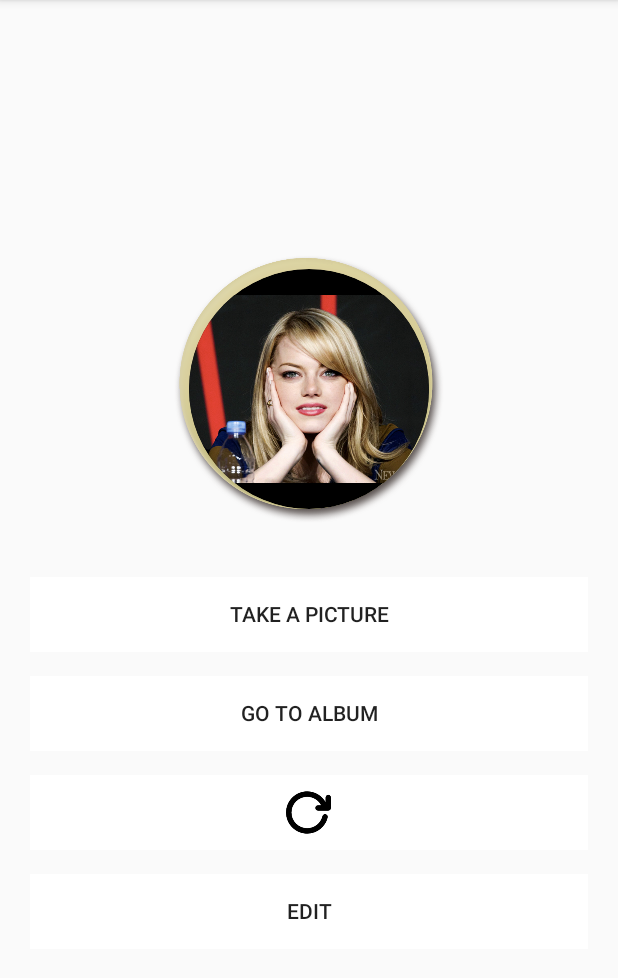
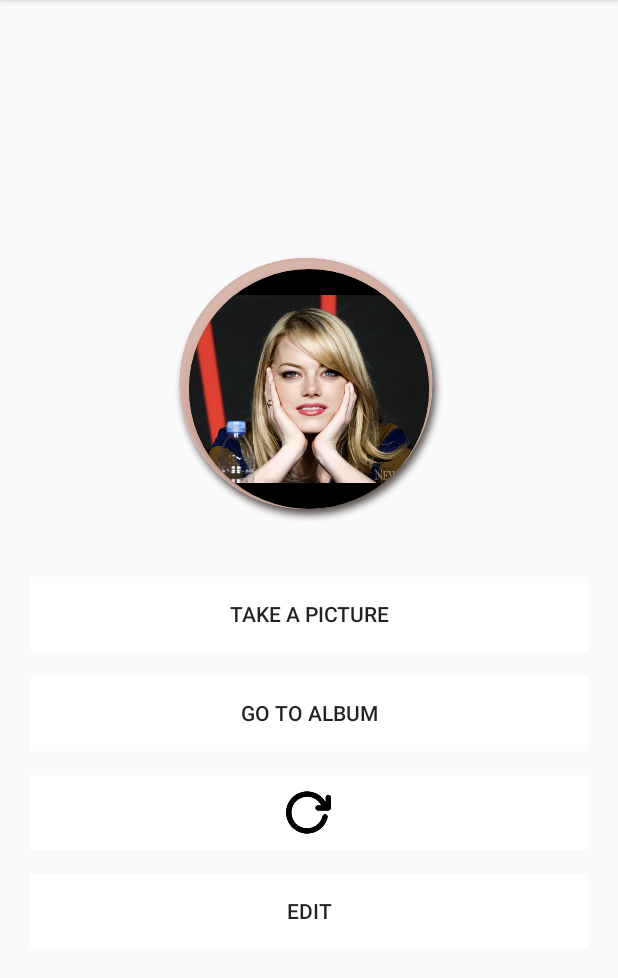
Before and after one commit to 1hanhb/Racing3, an Android app: the EditActivity screen opened directly, with no data from a screen before it, on a phone screen of 412 x 824 dp, the part 84-1062 px from its top. Run offline under Robolectric (Android 15) with nearby library versions, the phone set to English and light mode, and no system bars; pictures from the network do not load; 1 statement that could not run was skipped.

Commit message:
바보 똥 멍청이 효병이 2017.04.07 프로필 사진 완료 + 로딩화면 추가 2017.04.08 이미지 겹치기 추가 2017.04.09 트위터 라인 인스타 공유 추가 2017.04.10 로그인, 회원가입 기능 추가 + 점수측정 기능 추가 2017.04.11 인텐트 완료 + 테두리 이미지 추가

```diff
--- a/app/src/main/java/com/example/munak/comptest/EditActivity.java
+++ b/app/src/main/java/com/example/munak/comptest/EditActivity.java
@@ -100,7 +100,6 @@ public class EditActivity extends AppCompatActivity {
         Intent LoginToMainIntent = getIntent();
         email = LoginToMainIntent.getStringExtra("keyEmail");
 
-/*
         createDatabase(DBNAME);
         String sql = "select * from " + PLAYERTABLE;
         Cursor cursor = db.rawQuery(sql, null);
@@ -118,7 +117,7 @@ public class EditActivity extends AppCompatActivity {
             }
         }
 
-        editProfileEdge = (ImageView) findViewById(R.id.profileEdge);
+        editProfileEdge = (ImageView) findViewById(R.id.editProfileEdge);
 
         int integerMmr = Integer.valueOf(mmr);
 
@@ -140,7 +139,6 @@ public class EditActivity extends AppCompatActivity {
         else {
 
         }
-*/
 
         //Title Bar Back Button Visible
         ActionBar actionBar = getSupportActionBar();
@@ -266,8 +264,6 @@ public class EditActivity extends AppCompatActivity {
                 //queryData();
             }
         });
-
-
     }
 
     public boolean onOptionsItemSelected(MenuItem item) {
@@ -693,7 +689,7 @@ public class EditActivity extends AppCompatActivity {
             Toast.makeText(this, "db 생성 안됨", Toast.LENGTH_SHORT).show();
         }
     }
-
+/*
     //table 생성
     private void createTable() {
         if(createdDB) {
@@ -832,5 +828,5 @@ public class EditActivity extends AppCompatActivity {
         return bitmap;
     }
 
-
+*/
 }
--- a/app/src/main/java/com/example/munak/comptest/MainActivity.java
+++ b/app/src/main/java/com/example/munak/comptest/MainActivity.java
@@ -304,10 +304,6 @@ public class MainActivity extends AppCompatActivity implements SensorEventListen
         FacebookSdk.sdkInitialize(getApplicationContext());
         AppEventsLogger.activateApp(this);
 
-
-        profile = (ImageView) findViewById(R.id.profile);
-
-
         createDatabase(DBNAME);
         String sql = "select * from " + PLAYERTABLE;
         Cursor cursor = db.rawQuery(sql, null);
@@ -331,6 +327,8 @@ public class MainActivity extends AppCompatActivity implements SensorEventListen
 
         mainNameTV = (TextView) findViewById(R.id.mainNameTV);
         mainNameTV.setText(String.valueOf(name));
+
+        profile = (ImageView) findViewById(R.id.profile);
 
         /*
         if(photo != null) {
```
